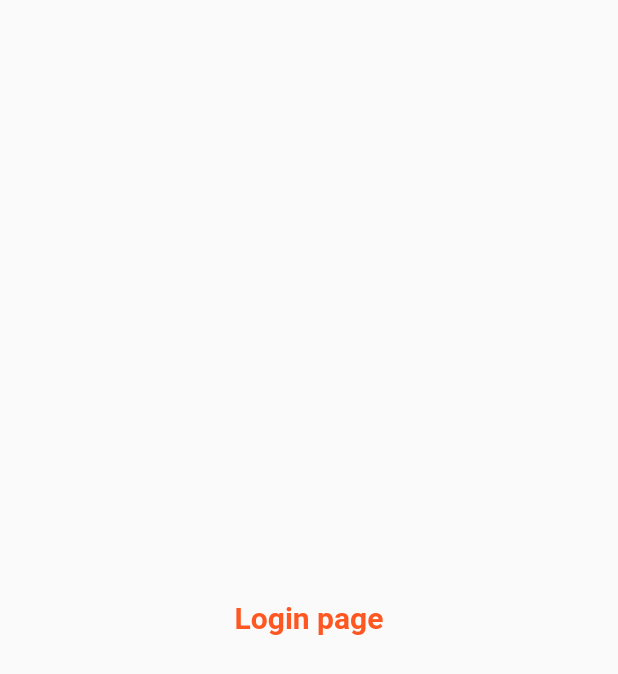
After one commit to manishsimplegithub/30DaysOfFlutter, a Flutter app: the screen it shows after launch, on a phone screen of 412 x 824 dp. The commit adds this screen. Shown: the top 674 px of the screen. Run offline on Flutter 3.47's test engine with Material 2 defaults, Android fonts, the phone set to English and light mode, and no system bars.

Commit message:
day 3 completed

```diff
--- a/Flutter_New/flutter_application_1/lib/main.dart
+++ b/Flutter_New/flutter_application_1/lib/main.dart
@@ -1,5 +1,6 @@
 import 'package:flutter/material.dart';
-import 'package:flutter_application_1/home_page.dart';
+import 'package:flutter_application_1/pages/home_page.dart';
+import 'package:flutter_application_1/pages/login_page.dart';
 
 void main() {
   runApp(myApp());
@@ -7,11 +8,20 @@ void main() {
 
 class myApp extends StatelessWidget {
   const myApp({Key? key}) : super(key: key);
-
   @override
   Widget build(BuildContext context) {
     return MaterialApp(
-      home: HomePage(),
+      themeMode: ThemeMode.light,
+      theme: ThemeData(primarySwatch: Colors.orange),
+      darkTheme: ThemeData(
+        brightness: Brightness.light,
+      ),
+      initialRoute: '/home',
+      routes: {
+        "/": (context) => LoginPage(),
+        "/Home": (context) => HomePage(),
+        "/Login": (context) => LoginPage()
+      },
     );
   }
 }
--- /dev/null
+++ b/Flutter_New/flutter_application_1/lib/pages/login_page.dart
@@ -0,0 +1,18 @@
+import 'package:flutter/material.dart';
+
+class LoginPage extends StatelessWidget {
+  @override
+  Widget build(BuildContext context) {
+    return Material(
+      child: Center(
+          child: Text(
+        "Login page",
+        style: TextStyle(
+          fontSize: 20,
+          color: Colors.deepOrange,
+          fontWeight: FontWeight.bold,
+        ),
+      )),
+    );
+  }
+}
```
Also changed, not shown: Flutter_New/flutter_application_1/lib/pages/home_page.dart (renamed from Flutter_New/flutter_application_1/lib/home_page.dart).
